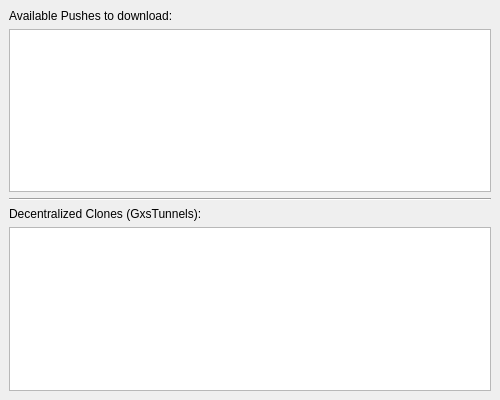
Old version of the form gui/PushesWidget.ui in the repository defnax/retroGit.
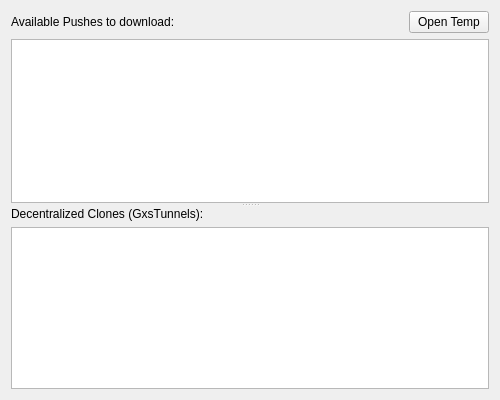
New version of the form.

The edit to the form file:
```diff
--- a/gui/PushesWidget.ui
+++ b/gui/PushesWidget.ui
@@ -14,21 +14,8 @@
    <string>PushesWidget</string>
   </property>
   <layout class="QVBoxLayout" name="verticalLayout">
-   <property name="spacing">
-    <number>6</number>
-   </property>
-   <property name="leftMargin">
-    <number>9</number>
-   </property>
-   <property name="topMargin">
-    <number>9</number>
-   </property>
-   <property name="rightMargin">
-    <number>9</number>
-   </property>
-   <property name="bottomMargin">
-    <number>9</number>
-   </property>
+   <item>
+    <layout class="QHBoxLayout" name="horizontalLayout">
    <item>
     <widget class="QLabel" name="lblPackfiles">
      <property name="text">
@@ -37,27 +24,51 @@
     </widget>
    </item>
    <item>
+      <spacer name="horizontalSpacer">
+       <property name="orientation">
+        <enum>Qt::Horizontal</enum>
+       </property>
+       <property name="sizeHint" stdset="0">
+        <size>
+         <width>198</width>
+         <height>20</height>
+        </size>
+       </property>
+      </spacer>
+     </item>
+     <item>
+      <widget class="QPushButton" name="tempButton">
+       <property name="toolTip">
+        <string>&lt;html&gt;&lt;head/&gt;&lt;body&gt;&lt;p&gt;Open Temp folder&lt;/p&gt;&lt;/body&gt;&lt;/html&gt;</string>
+       </property>
+       <property name="text">
+        <string>Open Temp</string>
+       </property>
+      </widget>
+     </item>
+    </layout>
+   </item>
+   <item>
+    <widget class="QSplitter" name="splitter">
+     <property name="orientation">
+      <enum>Qt::Vertical</enum>
+     </property>
     <widget class="QTableWidget" name="mPackfilesTable"/>
-   </item>
-   <item>
-    <widget class="QFrame" name="lineSeparator">
-     <property name="frameShape">
-      <enum>QFrame::HLine</enum>
-     </property>
-     <property name="frameShadow">
-      <enum>QFrame::Sunken</enum>
-     </property>
-    </widget>
-   </item>
-   <item>
+     <widget class="QWidget" name="">
+      <layout class="QGridLayout" name="gridLayout">
+       <item row="0" column="0">
     <widget class="QLabel" name="lblClones">
      <property name="text">
       <string>Decentralized Clones (GxsTunnels):</string>
      </property>
     </widget>
    </item>
-   <item>
+       <item row="1" column="0">
     <widget class="QTableWidget" name="mClonesTable"/>
+       </item>
+      </layout>
+     </widget>
+    </widget>
    </item>
   </layout>
  </widget>
```
Lines whose indentation alone changed are shown as unchanged.
